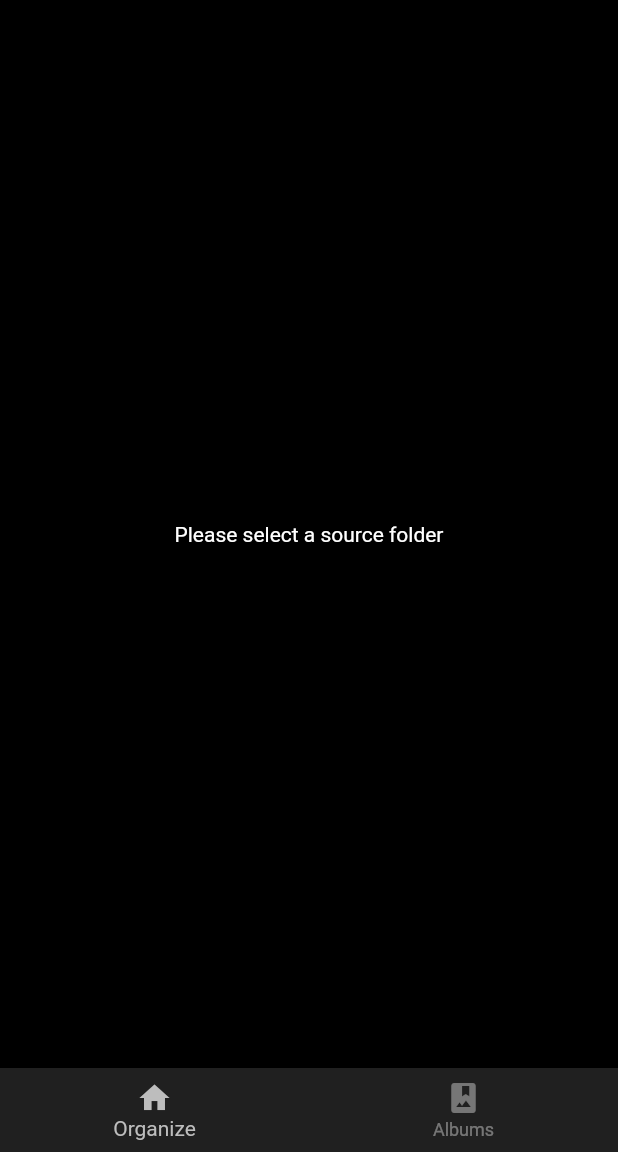
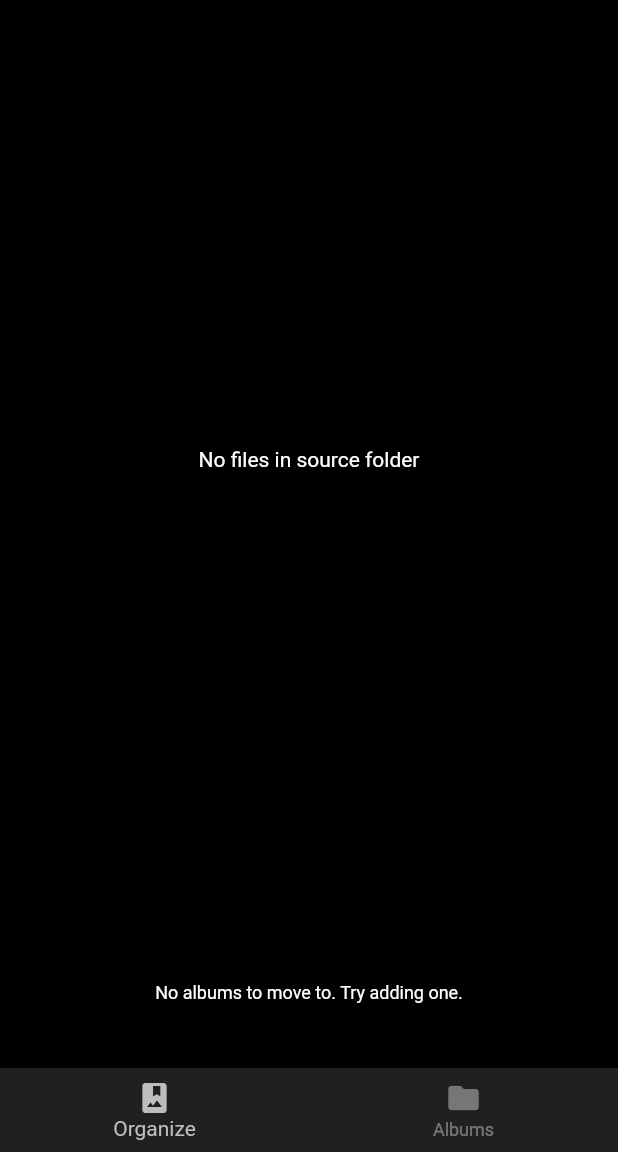
Before and after one commit to MatheusFrate/Gallery_Box, a Flutter app: the screen it shows after launch, on a phone screen of 412 x 824 dp, the part 84-1236 px from its top. Run offline on Flutter 3.47's test engine with Material 2 defaults, Android fonts, the phone set to English and light mode, and no system bars; our stand-ins replace file_picker, permission_handler, photo_view.

Commit message:
Add target folders logic

```diff
--- a/lib/folder.dart
+++ /dev/null
@@ -1,30 +0,0 @@
-import 'dart:io';
-
-import 'package:file_picker/file_picker.dart';
-import 'package:flutter/material.dart';
-
-class Folder {
-  String? path;
-  int imageIndex = 0;
-  List files = [];
-
-  selectFolder() async {
-    FilePicker.platform.clearTemporaryFiles();
-    String? directoryPath = await FilePicker.platform.getDirectoryPath();
-
-    if (directoryPath != null) {
-      List filesInDirectory = Directory(directoryPath).listSync();
-
-      files.clear();
-      for (File file in filesInDirectory) {
-        files.add(file);
-      }
-
-      path = directoryPath;
-    }
-  }
-
-  getImage(int index) {
-    return Image.file(files[index]).image;
-  }
-}
--- a/lib/main.dart
+++ b/lib/main.dart
@@ -10,7 +10,6 @@ class Gallerybox extends StatelessWidget {
 
   static const Color _darkFillColor = Colors.white;
   static final Color _darkFocusColor = Colors.white.withOpacity(0.12);
-
 
   @override
   Widget build(BuildContext context) {
@@ -31,10 +30,9 @@ class Gallerybox extends StatelessWidget {
         canvasColor: colorScheme.background,
         bottomNavigationBarTheme: BottomNavigationBarThemeData(
           backgroundColor: colorScheme.surface,
-        selectedItemColor: Color(0xFFbdbdbd),
+          selectedItemColor: const Color(0xFFbdbdbd),
           unselectedItemColor: colorScheme.secondary,
-      )
-    );
+        ));
   }
 
   _buildColorScheme() {
--- a/lib/pages/file_manager.dart
+++ /dev/null
@@ -1,97 +0,0 @@
-import 'package:flutter/material.dart';
-import 'package:photo_view/photo_view_gallery.dart';
-
-import '../folder.dart';
-
-class FileManager extends StatefulWidget {
-  const FileManager({Key? key}) : super(key: key);
-
-  static final sourceFolder = Folder(); // folder with images to move
-  static final targetFolders = <Folder>[]; // folders to move images to
-
-  @override
-  State<StatefulWidget> createState() {
-    return _FileManagerState();
-  }
-}
-
-class _FileManagerState extends State<FileManager> {
-  int currentFileIndex = 0; // photo view index
-
-  PreferredSizeWidget appBar = AppBar();
-  Widget body = const Center(child: Text('Please select a source folder'));
-
-  get sourceFolder => FileManager.sourceFolder;
-
-  get targetFolders => FileManager.targetFolders;
-
-  @override
-  void initState() {
-    super.initState();
-  }
-
-  @override
-  Widget build(BuildContext context) {
-    return Scaffold(
-        backgroundColor: Colors.black,
-        appBar: AppBar(title: const Text('Gallerybox'), actions: [
-          TextButton(
-              child: Row(
-                children: const [
-                  Icon(Icons.folder),
-                  Text(' Source folder'),
-                ],
-              ),
-              onPressed: _selectFolder)
-        ]),
-        body: Column(children: [
-          sourceFolder.path == null ? Container() : _buildFolderCounter(),
-          Flexible(child: body)
-        ]));
-  }
-
-  _buildFolderCounter() {
-    return AppBar(
-        title:
-            Text("${currentFileIndex + 1} out of ${sourceFolder.files.length}"),
-        centerTitle: true,
-        backgroundColor: Colors.black);
-  }
-
-  _onFileChanged(int index) {
-    setState(() {
-      currentFileIndex = index;
-    });
-  }
-
-  _selectFolder() async {
-    await sourceFolder.selectFolder();
-    await _loadImages();
-  }
-
-  _loadImages() async {
-    setState(() {
-      body = PhotoViewGallery.builder(
-        scrollPhysics: const BouncingScrollPhysics(),
-        pageController: PageController(initialPage: 0),
-        builder: (BuildContext context, int index) {
-          return PhotoViewGalleryPageOptions(
-              imageProvider: sourceFolder.getImage(index));
-        },
-        onPageChanged: _onFileChanged,
-        itemCount: sourceFolder.files.length,
-        loadingBuilder: (context, progress) => Center(
-          child: SizedBox(
-            width: 20.0,
-            height: 20.0,
-            child: (progress == null || progress.expectedTotalBytes == null)
-                ? const CircularProgressIndicator()
-                : CircularProgressIndicator(
-                    value: progress.cumulativeBytesLoaded /
-                        progress.expectedTotalBytes!.toDouble()),
-          ),
-        ),
-      );
-    });
-  }
-}
--- a/lib/pages/home.dart
+++ b/lib/pages/home.dart
@@ -3,10 +3,15 @@ import 'package:flutter/services.dart';
 import 'package:gallerybox/pages/albums.dart';
 import 'package:permission_handler/permission_handler.dart';
 
-import 'file_manager.dart';
+import 'organizer.dart';
 
 class HomePage extends StatefulWidget {
   const HomePage({Key? key}) : super(key: key);
+
+  static Function? requestPermissionCallback;
+  static Function? homePageGoToPageCallback;
+
+  static ScaffoldMessengerState? scaffoldMessenger;
 
   @override
   State<StatefulWidget> createState() {
@@ -17,18 +22,22 @@ class HomePage extends StatefulWidget {
 class _HomePageState extends State<HomePage> {
   int currentPageIndex = 0;
 
+
+
   @override
   void initState() {
+    super.initState();
+
     _requestPermissions();
-    super.initState();
+    HomePage.requestPermissionCallback = _requestPermissions;
+    HomePage.homePageGoToPageCallback = _onItemTapped;
   }
 
   @override
   Widget build(BuildContext context) {
-    const _pages = [
-      FileManager(),
-      Albums()
-    ];
+    const _pages = <Widget>[Organizer(), Albums()];
+
+    HomePage.scaffoldMessenger = ScaffoldMessenger.of(context);
 
     return AnnotatedRegion<SystemUiOverlayStyle>(
       value: SystemUiOverlayStyle.dark,
@@ -47,11 +56,11 @@ class _HomePageState extends State<HomePage> {
 
   static const bottomNavigationBarItems = [
     BottomNavigationBarItem(
-      icon: Icon(Icons.home),
+      icon: Icon(Icons.photo_album),
       label: 'Organize',
     ),
     BottomNavigationBarItem(
-      icon: Icon(Icons.photo_album),
+      icon: Icon(Icons.folder),
       label: 'Albums',
     ),
   ];
--- /dev/null
+++ b/lib/pages/organizer.dart
@@ -0,0 +1,233 @@
+import 'dart:io';
+
+import 'package:flutter/material.dart';
+import 'package:photo_view/photo_view_gallery.dart';
+
+import '../file_manager.dart';
+import 'home.dart';
+
+class Action {
+  String type;
+  String oldPath;
+  String? newPath;
+
+  Action({required this.type, required this.oldPath, this.newPath});
+}
+
+class Organizer extends StatefulWidget {
+  const Organizer({Key? key}) : super(key: key);
+
+  static Function? updateCallback;
+  static Function? organizerGoToPageCallback;
+
+  static List<Action> lastActions = [];
+
+  @override
+  State<StatefulWidget> createState() {
+    return _OrganizerState();
+  }
+}
+
+class _OrganizerState extends State<Organizer> {
+  int currentFileIndex = 0; // photo view index
+
+  PreferredSizeWidget? photoViewHeader;
+
+  Widget? photoView;
+
+  Widget? targetFoldersCarrousel;
+
+  @override
+  void initState() {
+    super.initState();
+
+    _updateState();
+    Organizer.updateCallback = _updateState;
+  }
+
+  @override
+  Widget build(BuildContext context) {
+
+    return Scaffold(
+        appBar: AppBar(title: const Text('Gallerybox'), actions: [
+          TextButton(
+              child: Row(
+                children: const [
+                  Icon(Icons.folder),
+                  Text(' Source folder'),
+                ],
+              ),
+              onPressed: _selectFolder)
+        ]),
+        body: Column(children: [
+          photoViewHeader = _buildPhotoViewHeader(),
+          Flexible(child: photoView = _buildPhotoView()),
+          targetFoldersCarrousel = _buildTargetFoldersCarrousel(),
+        ]));
+  }
+
+  PreferredSizeWidget _buildPhotoViewHeader() {
+    if (FileManager.sourceFolder.path == null) {
+      return PreferredSize(
+          preferredSize: const Size.fromHeight(0), child: Container());
+    }
+
+    bool hasFiles = FileManager.sourceFolder.hasFiles();
+    bool hasLastActions = Organizer.lastActions.isNotEmpty;
+
+    return AppBar(
+        title: Text(
+            hasFiles ? "${currentFileIndex + 1} out of ${FileManager.sourceFolder.files.length}" : '',
+            style: const TextStyle(fontSize: 12)),
+        leading: IconButton(
+          icon: const Icon(Icons.undo),
+          onPressed: hasLastActions ? _undoLastAction() : null,
+        ),
+        actions: [
+          // IconButton(icon: const Icon(Icons.delete), onPressed: _deleteFile)
+          // disable if no file in source folder
+          IconButton(
+              icon: const Icon(Icons.delete),
+              onPressed: hasFiles ? _deleteFile : null)
+        ],
+        centerTitle: true,
+        backgroundColor: Colors.black);
+  }
+
+  Widget _buildPhotoView() {
+    if (!FileManager.sourceFolder.hasFiles()) {
+      return const Center(child: Text('No files in source folder'));
+    }
+
+    if (FileManager.sourceFolder.path == null) {
+      return const Center(child: Text('Please select a source folder'));
+    }
+
+    if (photoView is PhotoViewGallery &&
+        (photoView as PhotoViewGallery).pageController!.hasClients) {
+      (photoView as PhotoViewGallery).pageController!.jumpToPage(0);
+    }
+
+    return PhotoViewGallery.builder(
+      scrollPhysics: const BouncingScrollPhysics(),
+      pageController: PageController(initialPage: 0),
+      builder: (BuildContext context, int index) {
+        return PhotoViewGalleryPageOptions(
+            imageProvider: FileManager.sourceFolder.getImageProvider(index));
+      },
+      onPageChanged: _onFileChanged,
+      itemCount: FileManager.sourceFolder.files.length,
+      loadingBuilder: (context, progress) => Center(
+        child: SizedBox(
+          width: 20.0,
+          height: 20.0,
+          child: (progress == null || progress.expectedTotalBytes == null)
+              ? const CircularProgressIndicator()
+              : CircularProgressIndicator(
+                  value: progress.cumulativeBytesLoaded /
+                      progress.expectedTotalBytes!.toDouble()),
+        ),
+      ),
+    );
+  }
+
+  Widget _buildTargetFoldersCarrousel() {
+    List<Folder> albums = FileManager.targetFolders
+        .where((folder) => folder.path != FileManager.sourceFolder.path)
+        .toList();
+
+    if (albums.isEmpty) {
+      return const SizedBox(
+          height: 100,
+          child: Center(
+              child: Text('No albums to move to. Try adding one.',
+                  style: TextStyle(fontSize: 12))));
+    }
+
+    return SizedBox(
+        height: 100,
+        child: ListView.builder(
+            scrollDirection: Axis.horizontal,
+            itemCount: albums.length,
+            itemBuilder: (context, index) {
+              final folder = albums[index];
+              return _buildTargetFolderTile(folder);
+            }));
+  }
+
+  _buildTargetFolderTile(Folder folder) {
+    Widget placeHolder = folder.hasFiles()
+        ? Image.file(folder.fileAt(0), fit: BoxFit.fitHeight)
+        : const Icon(Icons.folder);
+
+    return TextButton(
+        child: Column(children: [
+          SizedBox(
+              height: 70,
+              width: 70,
+              child: placeHolder),
+          Text(folder.name, style: const TextStyle(fontSize: 12))
+        ]),
+        onPressed: () => _moveFileToFolder(folder));
+  }
+
+  SnackBar _buildErrorSnackBar() {
+    return const SnackBar(content: Text('Something went wrong'));
+  }
+
+  _updateState() {
+    setState(() {
+      photoViewHeader = _buildPhotoViewHeader();
+      photoView = _buildPhotoView();
+      targetFoldersCarrousel = _buildTargetFoldersCarrousel();
+    });
+  }
+
+  _onFileChanged(int index) {
+    setState(() {
+      currentFileIndex = index;
+    });
+  }
+
+  _selectFolder() async {
+    await FileManager.sourceFolder.selectFolder();
+    _updateState();
+  }
+
+  _deleteFile() async {
+    try {
+      await FileManager.deleteFileAt(currentFileIndex);
+      _updateState();
+    } catch (e) {
+      HomePage.scaffoldMessenger?.showSnackBar(_buildErrorSnackBar());
+    }
+  }
+
+  _moveFileToFolder(Folder folder) async {
+    if (!FileManager.sourceFolder.hasFiles()) {
+      return;
+    }
+
+    File file = FileManager.sourceFolder.fileAt(currentFileIndex);
+    String targetPath = folder.path! + '/' + file.path.split('/').last;
+
+    try {
+      FileManager.moveFile(file, targetPath);
+      FileManager.sourceFolder.updateFiles();
+
+      _updateState();
+    } catch (e) {
+      HomePage.scaffoldMessenger?.showSnackBar(_buildErrorSnackBar());
+    }
+  }
+
+  _undoLastAction() {
+    var lastAction = Organizer.lastActions.last;
+    if (lastAction.newPath != null) {
+      FileManager.moveFile(
+          File(lastAction.newPath ?? ""), lastAction.oldPath);
+    }
+    Organizer.lastActions.removeLast();
+    _updateState();
+  }
+}
--- a/pubspec.yaml
+++ b/pubspec.yaml
@@ -18,7 +18,7 @@ publish_to: 'none' # Remove this line if you wish to publish to pub.dev
 version: 1.0.0+1
 
 environment:
-  sdk: ">=2.16.2 <3.0.0"
+  sdk: ">=2.17.0 <3.0.0"
 
 # Dependencies specify other packages that your package needs in order to work.
 # To automatically upgrade your package dependencies to the latest versions
@@ -39,6 +39,8 @@ dependencies:
   # Use with the CupertinoIcons class for iOS style icons.
   cupertino_icons: ^1.0.2
   photo_view: ^0.14.0
+  hive: ^2.2.2
+  hive_flutter: ^1.1.0
 
 dev_dependencies:
   flutter_test:
```
Also changed, not shown: lib/file_manager.dart (added, +89 -0 lines), lib/pages/albums.dart (+87 -2 lines), pubspec.lock. Lines whose indentation alone changed are shown as unchanged.
